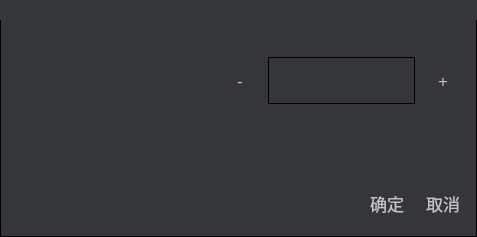
This is dlg_glbspd.ui in eeyoo/yunsheng as Qt 5 draws it before an edit. The edited form follows.
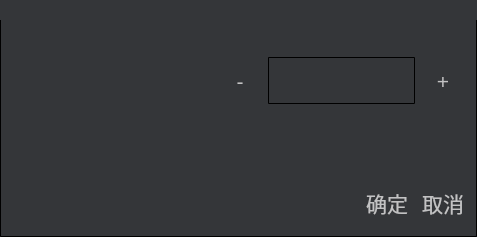
This is the edited form. Icons and pictures are not drawn. Custom widgets are drawn as their Qt base class.

```diff
--- a/dlg_glbspd.ui
+++ b/dlg_glbspd.ui
@@ -15,7 +15,7 @@
   </property>
   <property name="styleSheet">
    <string notr="true">*{
-font: 13pt;
+font: 14pt;
 font-family: &quot;微软雅黑&quot;;
 }
 
@@ -55,6 +55,7 @@
 
 QPushButton {
 border: no;
+font: 16pt;
 outline: no;
 min-width: 50px;
 min-height: 50px;
```
Left out of the diff: 12 changed lines with no effect on the pictures.
